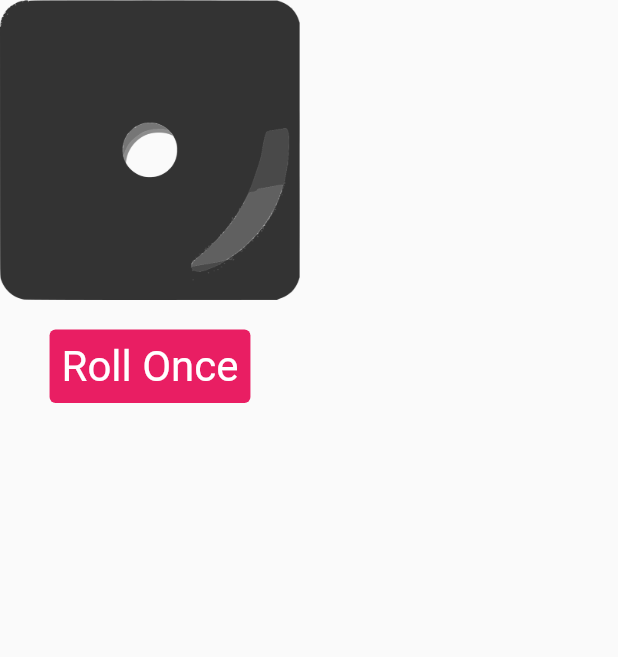
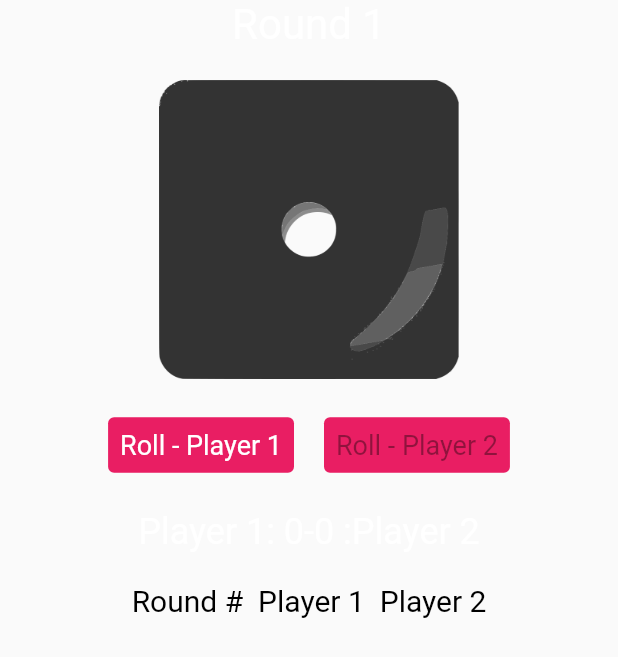
Before and after one commit to shlncooray/icet_flutter_session_2, a Flutter app: the RollerDice widget shown alone on an empty page, opened directly, on a phone screen of 412 x 824 dp. Shown: the top 657 px of the screen. Run offline on Flutter 3.47's test engine with Material 2 defaults, Android fonts, the phone set to English and light mode, and no system bars.

Commit message:
feat: two players

```diff
--- a/roller_dice/lib/roller_dice.dart
+++ b/roller_dice/lib/roller_dice.dart
@@ -9,22 +9,89 @@ import 'dart:math';
 
 import 'package:flutter/material.dart';
 
+const numberOfRounds = 5;
+
 class RollerDice extends StatefulWidget {
   const RollerDice({super.key});
 
   @override
-  State<RollerDice> createState() {
-    return _RollerDiceState();
-  }
+  State<RollerDice> createState() => _RollerDiceState();
 }
 
 class _RollerDiceState extends State<RollerDice> {
-  var diceNumber = 1;
+  int diceNumber = 1;
+  int round = 0;
+  int playerOneWins = 0;
+  int playerTwoWins = 0;
+  int playerOneRoud = 1;
+  int playerTwoRoud = 1;
+  List<int> playerOneScores = [];
+  List<int> playerTwoScores = [];
+  String whoWins = '';
 
-  void roll() {
+  playerOneAction() {
     setState(() {
       diceNumber = Random().nextInt(6) + 1;
+      playerOneScores.add(diceNumber);
+      playerOneRoud += 1;
     });
+  }
+
+  playerTwoAction() {
+    setState(() {
+      diceNumber = Random().nextInt(6) + 1;
+      playerTwoScores.add(diceNumber);
+      playerTwoRoud += 1;
+    });
+  }
+
+  updateRound() {
+    setState(() {
+      if (playerOneRoud == playerTwoRoud && round <= numberOfRounds) {
+        if (playerOneScores[round] > playerTwoScores[round]) {
+          playerOneWins += 1;
+        } else if (playerTwoScores[round] > playerOneScores[round]) {
+          playerTwoWins += 1;
+        }
+        round += 1;
+      }
+      if (round == numberOfRounds) {
+        if (playerOneWins > playerTwoWins) {
+          whoWins = 'Player 1 Wins!';
+        } else if (playerTwoWins > playerOneWins) {
+          whoWins = 'Player 2 Wins!';
+        } else {
+          whoWins = 'It\'s a Draw!';
+        }
+      }
+    });
+  }
+
+  reset() {
+    setState(() {
+      diceNumber = 1;
+      round = 0;
+      playerOneWins = 0;
+      playerTwoWins = 0;
+      playerOneRoud = 1;
+      playerTwoRoud = 1;
+      playerOneScores = [];
+      playerTwoScores = [];
+    });
+  }
+
+  bool isPlayerOneButtonDisable() {
+    if (playerOneRoud > playerTwoRoud) {
+      return true;
+    }
+    return false;
+  }
+
+  bool isPlayerTwoButtonDisable() {
+    if (playerOneRoud == playerTwoRoud) {
+      return true;
+    }
+    return false;
   }
 
   @override
@@ -32,6 +99,29 @@ class _RollerDiceState extends State<RollerDice> {
     return Column(
       mainAxisSize: MainAxisSize.min,
       children: [
+        round == numberOfRounds
+            ? Column(
+                children: [
+                  const Text('Game Over!',
+                      style: TextStyle(color: Colors.red, fontSize: 28)),
+                  Text(whoWins,
+                      style:
+                          const TextStyle(color: Colors.green, fontSize: 28)),
+                  TextButton(
+                      onPressed: reset,
+                      child: const Text('Start a New Game!',
+                          style: TextStyle(color: Colors.blue, fontSize: 20))),
+                ],
+              )
+            : Column(
+                children: [
+                  Text(
+                    'Round ${(round + 1)}',
+                    style: const TextStyle(color: Colors.white, fontSize: 28),
+                  ),
+                  const SizedBox(
+                    height: 20,
+                  ),
                   Image.asset(
                     'assets/images/dice-$diceNumber.png',
                     width: 200,
@@ -39,13 +129,82 @@ class _RollerDiceState extends State<RollerDice> {
                   const SizedBox(
                     height: 20,
                   ),
+                  Row(
+                    mainAxisAlignment: MainAxisAlignment.center,
+                    children: [
                       TextButton(
-            onPressed: roll,
+                          onPressed: isPlayerOneButtonDisable()
+                              ? null
+                              : playerOneAction,
                           style: TextButton.styleFrom(
                               backgroundColor: Colors.pink,
                               foregroundColor: Colors.white,
-                textStyle: const TextStyle(fontSize: 28)),
-            child: const Text('Roll Once'))
+                              textStyle: const TextStyle(fontSize: 18)),
+                          child: const Text('Roll - Player 1')),
+                      const SizedBox(
+                        width: 20,
+                      ),
+                      TextButton(
+                          onPressed: isPlayerTwoButtonDisable()
+                              ? null
+                              : () {
+                                  playerTwoAction();
+                                  updateRound();
+                                },
+                          style: TextButton.styleFrom(
+                              backgroundColor: Colors.pink,
+                              foregroundColor: Colors.white,
+                              textStyle: const TextStyle(fontSize: 18)),
+                          child: const Text('Roll - Player 2')),
+                    ],
+                  ),
+                ],
+              ),
+        const SizedBox(
+          height: 20,
+        ),
+        Text(
+          'Player 1: $playerOneWins-$playerTwoWins :Player 2',
+          style: const TextStyle(color: Colors.white, fontSize: 24),
+        ),
+        const SizedBox(
+          height: 20,
+        ),
+        Row(
+          mainAxisAlignment: MainAxisAlignment.center,
+          children: [
+            Column(
+              children: [
+                const Text('Round #',
+                    style: TextStyle(color: Colors.black, fontSize: 20)),
+                for (int r = 1; r <= playerOneScores.length; r++)
+                  Text(
+                    'Round $r',
+                  )
+              ],
+            ),
+            const SizedBox(
+              width: 10,
+            ),
+            Column(
+              children: [
+                const Text('Player 1',
+                    style: TextStyle(color: Colors.black, fontSize: 20)),
+                for (var value in playerOneScores) Text(value.toString())
+              ],
+            ),
+            const SizedBox(
+              width: 10,
+            ),
+            Column(
+              children: [
+                const Text('Player 2',
+                    style: TextStyle(color: Colors.black, fontSize: 20)),
+                for (var value in playerTwoScores) Text(value.toString())
+              ],
+            )
+          ],
+        )
       ],
     );
   }
```
Also changed, not shown: roller_dice/lib/gradient_container.dart (+6 -5 lines), roller_dice/lib/new_game.dart (added, +73 -0 lines). Lines whose indentation alone changed are shown as unchanged.
